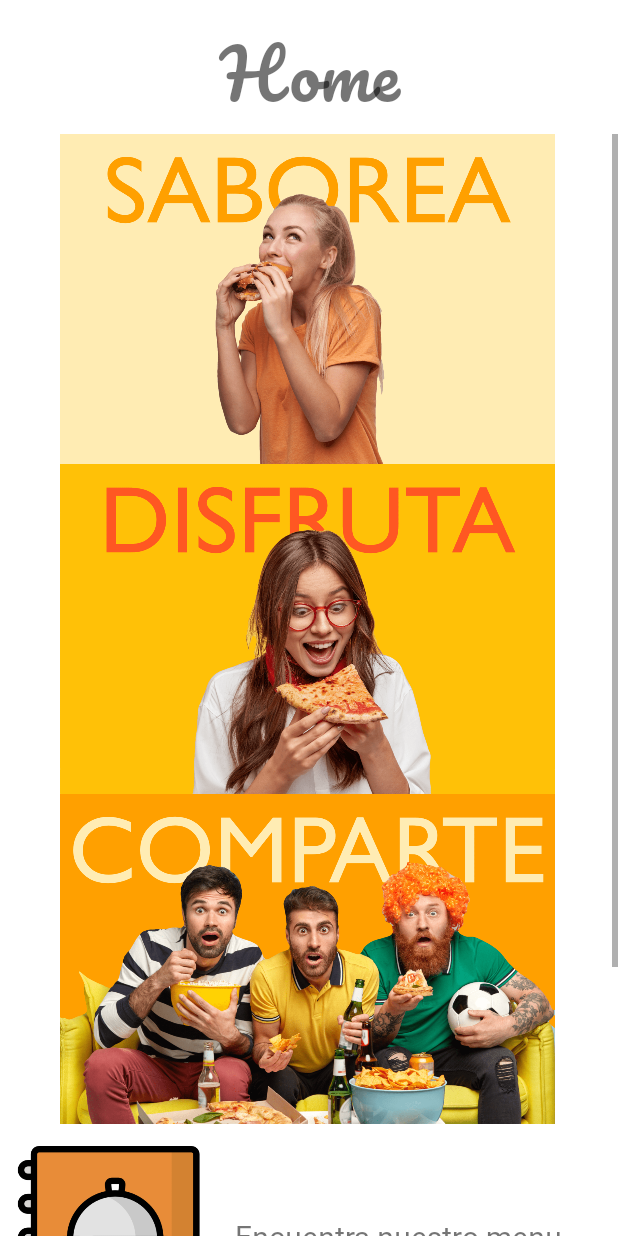
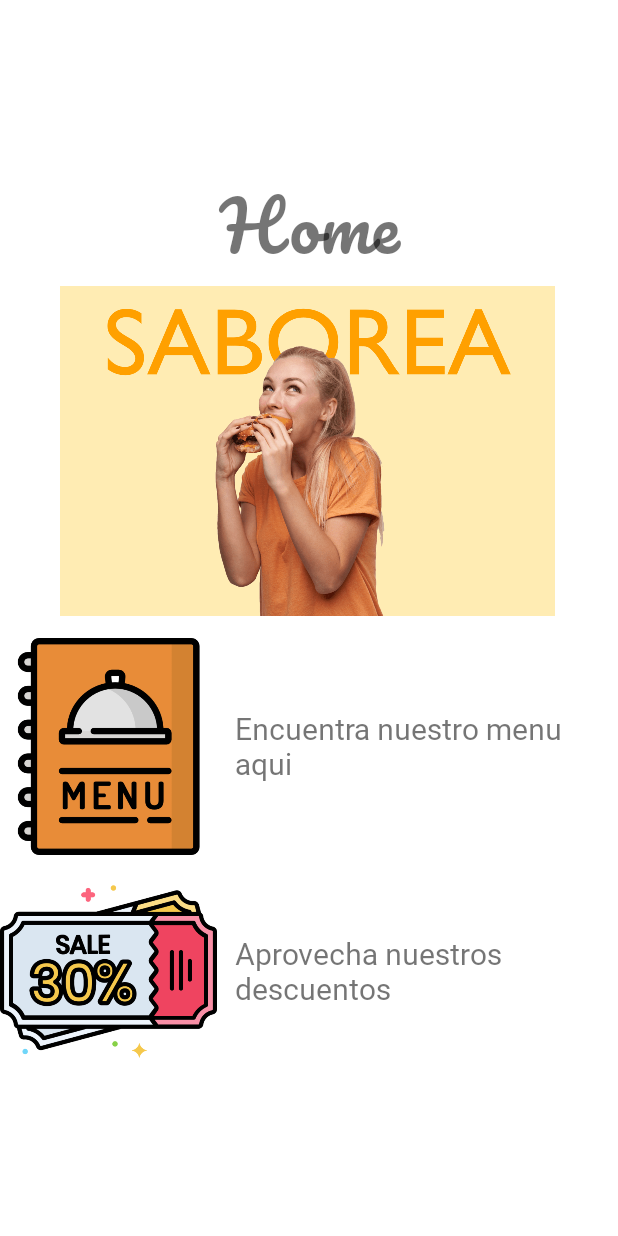
Before and after one commit to CarlosAmaya13/RetoApp_ComidaRapida, an Android app: the layout fragment_home.xml on its own in the app's theme, with its tools: preview values and no code run, on a phone screen of 412 x 824 dp. Run offline under Robolectric (Android 15) with nearby library versions, the phone set to English and light mode, and no system bars.

```diff
--- a/app/build.gradle
+++ b/app/build.gradle
@@ -44,4 +44,6 @@ dependencies {
     testImplementation 'junit:junit:4.+'
     androidTestImplementation 'androidx.test.ext:junit:1.1.3'
     androidTestImplementation 'androidx.test.espresso:espresso-core:3.4.0'
+    /* ---------- Librerias para cargue de mapas OpenStreetView ----------------*/
+    implementation 'org.osmdroid:osmdroid-android:6.1.11'
 }
--- a/app/src/main/java/com/example/reto2/MainActivity.java
+++ b/app/src/main/java/com/example/reto2/MainActivity.java
@@ -77,7 +77,7 @@ public class MainActivity extends AppCompatActivity {
         // Passing each menu ID as a set of Ids because each
         // menu should be considered as top level destinations.
         mAppBarConfiguration = new AppBarConfiguration.Builder(
-                R.id.nav_home, R.id.nav_menu, R.id.nav_slideshow, R.id.nav_gallery, R.id.mainActivitySQL)
+                R.id.nav_home, R.id.nav_menu, R.id.nav_gallery, R.id.mainActivitySQL, R.id.fragment_Sucursales, R.id.listaFavoritos)
                 .setOpenableLayout(drawer)
                 .build();
         NavController navController = Navigation.findNavController(this, R.id.nav_host_fragment_content_main);
--- /dev/null
+++ b/app/src/main/res/drawable/ic_baseline_location_on_24.xml
@@ -0,0 +1,5 @@
+<vector android:height="24dp" android:tint="#EA3030"
+    android:viewportHeight="24" android:viewportWidth="24"
+    android:width="24dp" xmlns:android="http://schemas.android.com/apk/res/android">
+    <path android:fillColor="@android:color/white" android:pathData="M12,2C8.13,2 5,5.13 5,9c0,5.25 7,13 7,13s7,-7.75 7,-13c0,-3.87 -3.13,-7 -7,-7zM12,11.5c-1.38,0 -2.5,-1.12 -2.5,-2.5s1.12,-2.5 2.5,-2.5 2.5,1.12 2.5,2.5 -1.12,2.5 -2.5,2.5z"/>
+</vector>
--- a/app/src/main/res/layout/fragment_home.xml
+++ b/app/src/main/res/layout/fragment_home.xml
@@ -30,12 +30,8 @@
                 <LinearLayout
                     android:layout_width="wrap_content"
                     android:layout_height="match_parent"
+                    android:gravity="center"
                     android:orientation="vertical">
-
-                    <LinearLayout
-                        android:layout_width="match_parent"
-                        android:layout_height="220dp"
-                        android:gravity="center">
 
                         <ImageView
                             android:id="@+id/img_publicidad1"
@@ -43,32 +39,8 @@
                             android:layout_height="220dp"
                             android:layout_weight="1"
                             android:src="@drawable/publicidad_01" />
-                    </LinearLayout>
 
-                    <LinearLayout
-                        android:layout_width="match_parent"
-                        android:layout_height="match_parent"
-                        android:gravity="center">
 
-                        <ImageView
-                            android:id="@+id/img_publicidad2"
-                            android:layout_width="410dp"
-                            android:layout_height="220dp"
-                            android:layout_weight="1"
-                            android:src="@drawable/publicidad_02" />
-                    </LinearLayout>
-                    <LinearLayout
-                        android:layout_width="match_parent"
-                        android:layout_height="match_parent"
-                        android:gravity="center">
-
-                        <ImageView
-                            android:id="@+id/img_publicidad3"
-                            android:layout_width="410dp"
-                            android:layout_height="220dp"
-                            android:layout_weight="1"
-                            android:src="@drawable/publicidad_03" />
-                    </LinearLayout>
 
                 </LinearLayout>
 
--- a/app/src/main/res/menu/activity_main_drawer.xml
+++ b/app/src/main/res/menu/activity_main_drawer.xml
@@ -13,7 +13,11 @@
             android:icon="@drawable/ic_heart"
             android:title="@string/nav_favoritos" />
         <item
-            android:id="@+id/nav_slideshow"
+            android:id="@+id/listaFavoritos"
+            android:icon="@drawable/ic_heart"
+            android:title="Favoritos Base de datos" />
+        <item
+            android:id="@+id/fragment_Sucursales"
             android:icon="@drawable/ic_map"
             android:title="@string/nav_slideshow" />
         <item
```
Also changed, not shown: app/src/main/AndroidManifest.xml (+6 -1 lines), app/src/main/java/com/example/reto2/Fragment_Sucursales.java (added, +101 -0 lines), app/src/main/java/com/example/reto2/ui/slideshow/SlideshowFragment.java (deleted, +0 -60 lines), app/src/main/java/com/example/reto2/ui/slideshow/SlideshowViewModel.java (deleted, +0 -19 lines), app/src/main/res/layout/fragment__sucursales.xml (added, +15 -0 lines), app/src/main/res/layout/fragment_slideshow.xml (deleted, +0 -49 lines), app/src/main/res/navigation/mobile_navigation.xml (+9 -5 lines), 1 other file.
